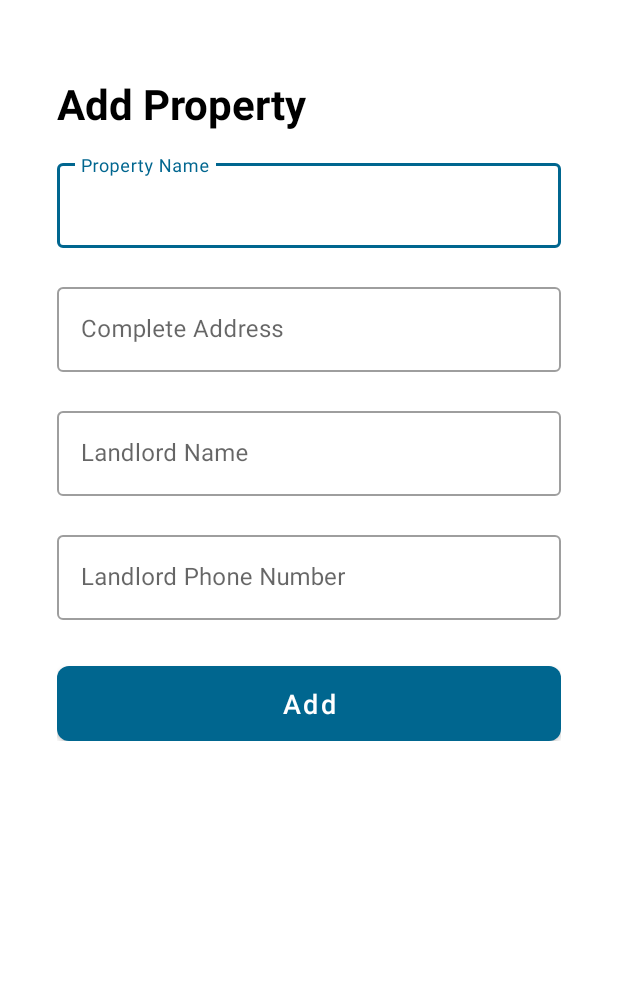
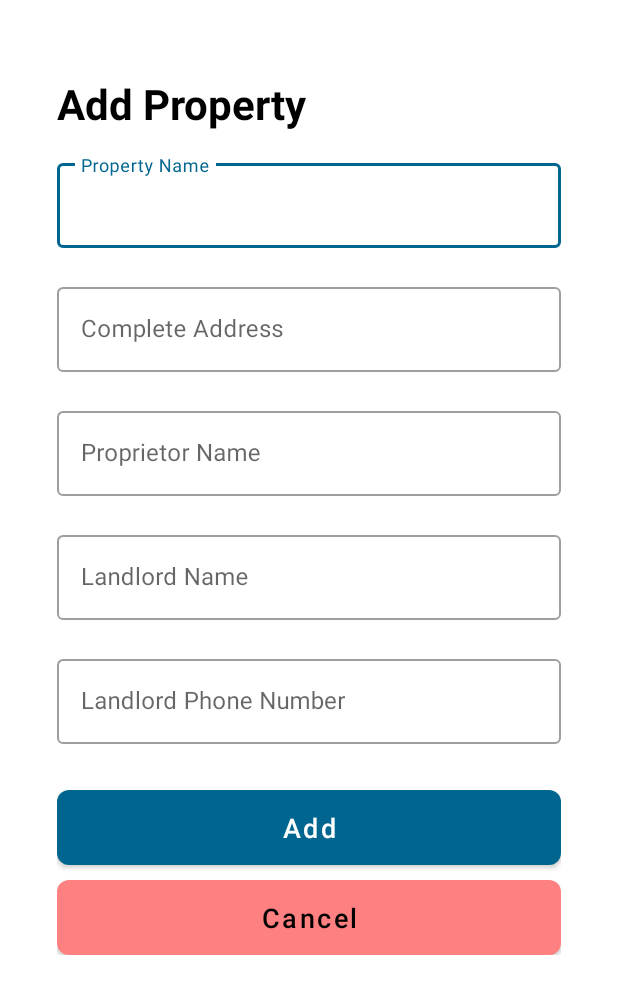
Before and after one commit to mikemark-777/Espasyo-Mobile-Application, an Android app: the AddPropertyActivity screen opened directly, with no data from a screen before it, on a phone screen of 412 x 824 dp. Shown: the top 994 px of the screen. Run offline under Robolectric (Android 15) with nearby library versions, the phone set to English and light mode, and no system bars.

Commit message:
updated add property UI

```diff
--- a/app/src/main/java/com/capstone/espasyo/landlord/LandlordMainActivity.java
+++ b/app/src/main/java/com/capstone/espasyo/landlord/LandlordMainActivity.java
@@ -65,6 +65,7 @@ public class LandlordMainActivity extends AppCompatActivity implements Navigatio
                 if (aBoolean) {
                     Intent intent = new Intent(getApplicationContext(), MainActivity.class);
                     startActivity(intent);
+                    finish();
                 }
             }
         });
--- /dev/null
+++ b/app/src/main/java/com/capstone/espasyo/landlord/repository/FirebaseRepository.java
@@ -0,0 +1,4 @@
+package com.capstone.espasyo.landlord.repository;
+
+public class FirebaseRepository {
+}
--- a/app/src/main/java/com/capstone/espasyo/landlord/views/AddPropertyActivity.java
+++ b/app/src/main/java/com/capstone/espasyo/landlord/views/AddPropertyActivity.java
@@ -11,12 +11,14 @@ import android.widget.Button;
 import android.widget.Toast;
 
 import com.capstone.espasyo.R;
+import com.capstone.espasyo.landlord.LandlordMainActivity;
 import com.google.android.material.snackbar.Snackbar;
 import com.google.android.material.textfield.TextInputEditText;
 
 public class AddPropertyActivity extends AppCompatActivity {
 
-    private Button btnAddProperty;
+    private Button btnAddProperty,
+                   btnCancel;
     private TextInputEditText phoneNumber;
 
     @Override
@@ -24,6 +26,7 @@ public class AddPropertyActivity extends AppCompatActivity {
         super.onCreate(savedInstanceState);
         setContentView(R.layout.landlord_activity_add_property);
         btnAddProperty = findViewById(R.id.btnAddProperty);
+        btnCancel = findViewById(R.id.btnCancel);
         phoneNumber = findViewById(R.id.text_input_landlord_phoneNumber);
 
 
@@ -32,6 +35,14 @@ public class AddPropertyActivity extends AppCompatActivity {
             @Override
             public void onClick(View v) {
                 Toast.makeText(getApplicationContext(), "Phone Number: " + phoneNumber.getText().toString(), Toast.LENGTH_SHORT).show();
+            }
+        });
+
+        btnCancel.setOnClickListener(new View.OnClickListener() {
+            @Override
+            public void onClick(View v) {
+                startActivity(new Intent(AddPropertyActivity.this, LandlordMainActivity.class));
+                finish();
             }
         });
 
--- a/app/src/main/java/com/capstone/espasyo/landlord/views/DashboardFragment.java
+++ b/app/src/main/java/com/capstone/espasyo/landlord/views/DashboardFragment.java
@@ -45,6 +45,7 @@ public class DashboardFragment extends Fragment {
             public void onClick(View v) {
                // goto add property activity
                 startActivity(new Intent(getActivity(), AddPropertyActivity.class));
+                getActivity().finish();
                /* Snackbar.make(view, "Add a property", Snackbar.LENGTH_LONG)
                         .setAction("Action", null).show();*/
             }
--- a/app/src/main/res/layout/landlord_activity_add_property.xml
+++ b/app/src/main/res/layout/landlord_activity_add_property.xml
@@ -15,6 +15,7 @@
         android:layout_marginTop="40dp"
         android:layout_marginLeft="28dp"
         android:layout_marginRight="28dp">
+
 
         <TextView
             android:id="@+id/textView"
@@ -69,6 +70,22 @@
                 android:id="@+id/text_input_proprietorName"
                 android:layout_width="match_parent"
                 android:layout_height="wrap_content"
+                android:hint="Proprietor Name"
+                android:inputType="text" />
+
+        </com.google.android.material.textfield.TextInputLayout>
+
+        <com.google.android.material.textfield.TextInputLayout
+            android:id="@+id/text_input_landlordName_layout"
+            style="@style/Widget.MaterialComponents.TextInputLayout.OutlinedBox"
+            android:layout_width="match_parent"
+            android:layout_height="wrap_content"
+            app:errorEnabled="true">
+
+            <com.google.android.material.textfield.TextInputEditText
+                android:id="@+id/text_input_landlordName"
+                android:layout_width="match_parent"
+                android:layout_height="wrap_content"
                 android:hint="Landlord Name"
                 android:inputType="text" />
 
@@ -91,6 +108,11 @@
 
         </com.google.android.material.textfield.TextInputLayout>
 
+        <LinearLayout
+            android:layout_width="match_parent"
+            android:layout_height="wrap_content"
+            android:orientation="vertical">
+
             <Button
                 android:id="@+id/btnAddProperty"
                 android:layout_width="match_parent"
@@ -102,6 +124,23 @@
                 android:textAllCaps="false"
                 android:background="@drawable/custom_button" />
 
+            <Button
+                android:id="@+id/btnCancel"
+                android:layout_width="match_parent"
+                android:layout_height="50dp"
+                android:layout_marginTop="10dp"
+                android:text="Cancel"
+                android:textColor="@color/black"
+                android:textSize="18sp"
+                android:textAllCaps="false"
+                android:background="@drawable/custom_button"
+                app:backgroundTint="@color/espasyo_red_200"/>
+
+
+        </LinearLayout>
+
+
+
     </LinearLayout>
 
 </ScrollView>
--- a/app/src/main/res/values/colors.xml
+++ b/app/src/main/res/values/colors.xml
@@ -14,6 +14,9 @@
     <color name="espasyo_blue_500">#007EB1</color>
     <color name="espasyo_blue_700">#00668F</color>
     <color name="espasyo_orange_200">#F89E00</color>
+    <color name="espasyo_red_200">#FF8080</color>
+    <color name="espasyo_red_2500">#FF3131</color>
     <color name="espasyo_gray_200">#494949</color>
+    <color name="espasyo_white">#CFFFFA</color>
 
 </resources>
```
Also changed, not shown: app/src/main/AndroidManifest.xml (+11 -6 lines), app/src/main/java/com/capstone/espasyo/auth/views/LoginFragment.java (+42 -0 lines). Lines whose indentation alone changed are shown as unchanged.
